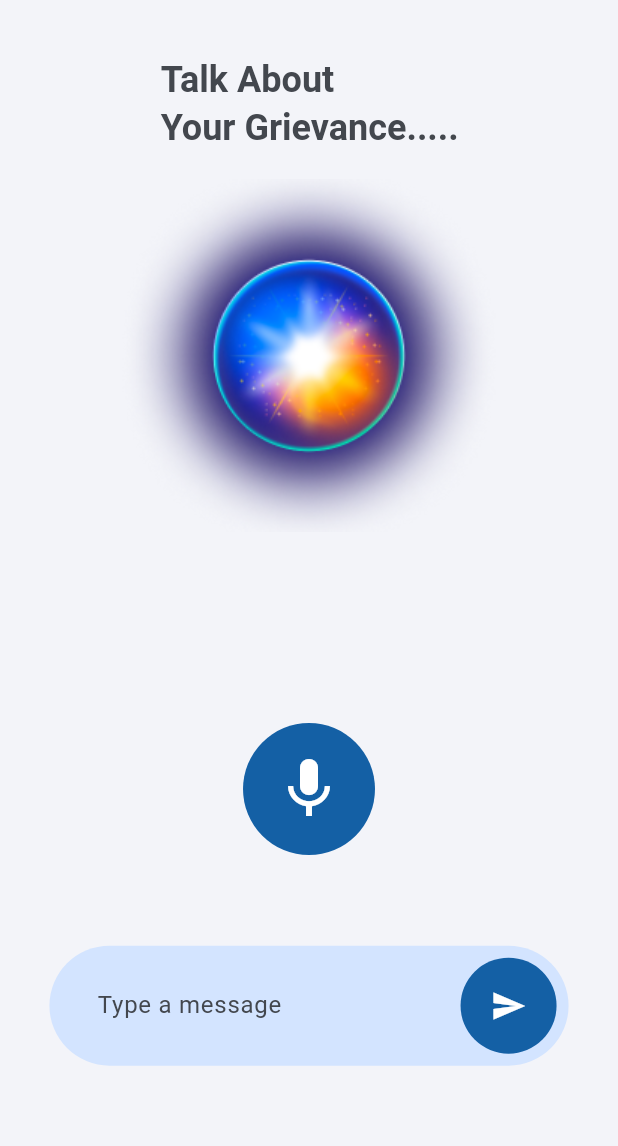
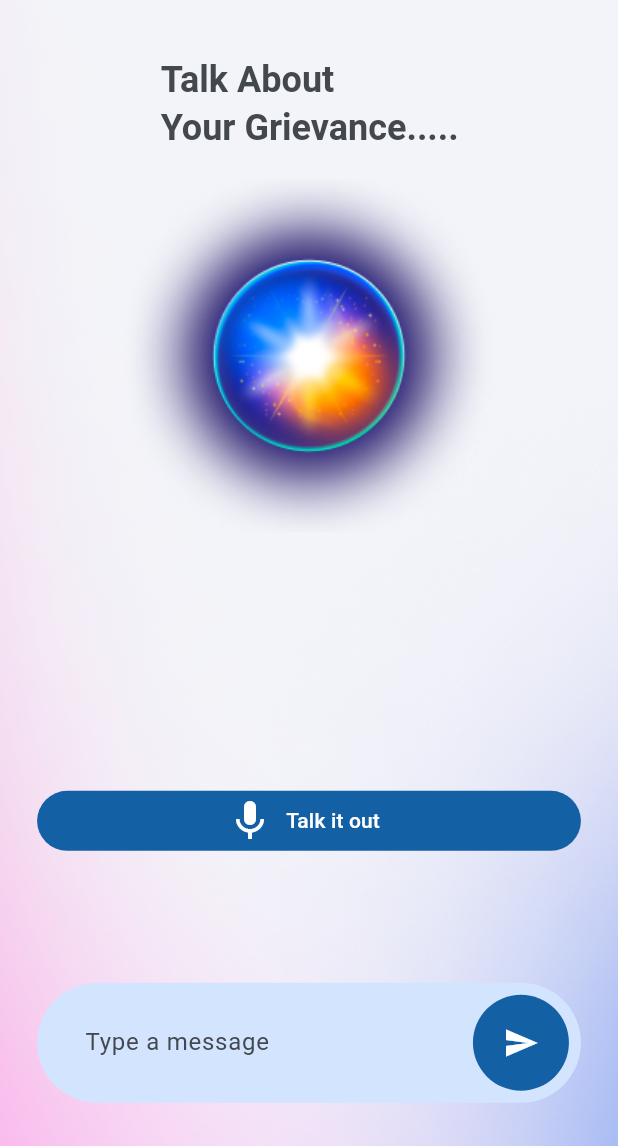
Before and after one commit to ekakshjanweja/sih23, a Flutter app: the screen it shows once a user with an empty profile is signed in, on a phone screen of 412 x 824 dp, the part 90-1236 px from its top. Run offline on Flutter 3.47's test engine with Material 2 defaults, Android fonts, the phone set to English and light mode, and no system bars; our stand-ins replace cloud_firestore, firebase_auth, firebase_core, firebase_storage, flutter_riverpod, fpdart and 4 more; accounts and stored records are empty.

Commit message:
More ui updates

```diff
--- a/lib/common/theme/app_theme.dart
+++ b/lib/common/theme/app_theme.dart
@@ -11,7 +11,7 @@ const lightColorScheme = ColorScheme(
   onSecondary: Color(0xFFFFFFFF),
   secondaryContainer: Color(0xFFD7E3F8),
   onSecondaryContainer: Color(0xFF111C2B),
-  tertiary: Color(0xFF272542),
+  tertiary: Color.fromARGB(255, 152, 61, 255),
   onTertiary: Color(0xFFD0BCFF),
   tertiaryContainer: Color(0xFFF5D9FF),
   onTertiaryContainer: Color(0xFF261431),
@@ -70,7 +70,7 @@ const darkColorScheme = ColorScheme(
 );
 
 TextTheme lightTextTheme(BuildContext context) {
-  return GoogleFonts.nunitoSansTextTheme(Theme.of(context).textTheme)
+  return GoogleFonts.josefinSansTextTheme(Theme.of(context).textTheme)
       .apply(
         displayColor: lightColorScheme.onBackground,
       )
@@ -87,7 +87,7 @@ TextTheme lightTextTheme(BuildContext context) {
 }
 
 TextTheme darkTextTheme(BuildContext context) {
-  return GoogleFonts.nunitoSansTextTheme(Theme.of(context).textTheme)
+  return GoogleFonts.josefinSansTextTheme(Theme.of(context).textTheme)
       .apply(
         displayColor: darkColorScheme.onBackground,
       )
--- a/lib/features/home/views/home_page.dart
+++ b/lib/features/home/views/home_page.dart
@@ -1,6 +1,9 @@
 import 'package:flutter/material.dart';
 import 'package:flutter_riverpod/flutter_riverpod.dart';
+import 'package:gradient_borders/box_borders/gradient_box_border.dart';
+import 'package:routemaster/routemaster.dart';
 import 'package:sih_chatbot/features/authentication/controller/auth_controller.dart';
+import 'package:sih_chatbot/features/home/views/ticket_generation.dart';
 import 'package:sih_chatbot/features/home/widgets/message_box.dart';
 import 'package:sih_chatbot/gen/assets.gen.dart';
 import 'package:speech_to_text/speech_to_text.dart';
@@ -16,10 +19,49 @@ class HomePage extends ConsumerStatefulWidget {
 
 class _HomePageState extends ConsumerState<HomePage> {
   bool isListening = false;
+  bool isSpam = false;
 
   String? speechToText;
 
   SpeechToText speechToTextInstance = SpeechToText();
+
+  void startListening() async {
+    if (!isListening) {
+      bool available = await speechToTextInstance.initialize();
+
+      if (available) {
+        setState(() {
+          isListening = true;
+        });
+        setState(
+          () {
+            speechToTextInstance.listen(
+              onResult: (result) => setState(() {
+                speechToText = result.recognizedWords;
+              }),
+            );
+          },
+        );
+      }
+    } else {
+      setState(() {
+        speechToTextInstance.stop();
+      });
+
+      //Give Call to django to get response for whether spam or not
+
+      setState(() {
+        isListening = false;
+      });
+
+      if (!isSpam) {
+        print('Send Text to Django');
+        Routemaster.of(context).push(TicketGeneration.routeName);
+      } else {
+        print('Spam Detected');
+      }
+    }
+  }
 
   @override
   Widget build(BuildContext context) {
@@ -51,7 +93,14 @@ class _HomePageState extends ConsumerState<HomePage> {
             ),
           ],
         ),
-        body: Padding(
+        body: Container(
+          decoration: BoxDecoration(
+            image: DecorationImage(
+              image: AssetImage(Assets.images.test.path),
+              fit: BoxFit.cover,
+            ),
+          ),
+          child: Padding(
             padding: EdgeInsets.symmetric(
               vertical: currentHeight * 0.035,
               horizontal: currentWidth * 0.06,
@@ -71,7 +120,8 @@ class _HomePageState extends ConsumerState<HomePage> {
                     left: currentWidth / 5,
                     child: Text(
                       'Talk About\nYour Grievance.....',
-                    style: Theme.of(context).textTheme.headlineSmall!.copyWith(
+                      style:
+                          Theme.of(context).textTheme.headlineSmall!.copyWith(
                                 fontWeight: FontWeight.bold,
                               ),
                     ),
@@ -79,26 +129,84 @@ class _HomePageState extends ConsumerState<HomePage> {
 
                 //Icon
 
-              isListening
-                  ? Positioned(
-                      top: currentHeight * 0,
+                if (isListening)
+                  Stack(
+                    children: [
+                      Positioned(
+                        top: 0,
                         left: 0,
                         right: 0,
                         child: Container(
-                        padding: const EdgeInsets.all(10),
+                          padding: const EdgeInsets.all(30),
                           width: currentWidth,
-                        height: currentHeight * 0.5,
+                          height: currentWidth,
                           decoration: BoxDecoration(
-                          borderRadius: BorderRadius.circular(20),
-                          color: Theme.of(context).colorScheme.primaryContainer,
+                            borderRadius: BorderRadius.circular(40),
+                            border: GradientBoxBorder(
+                              gradient: LinearGradient(
+                                colors: [
+                                  Theme.of(context).colorScheme.onBackground,
+                                  Theme.of(context)
+                                      .colorScheme
+                                      .onBackground
+                                      .withOpacity(0.2),
+                                ],
                               ),
-                        child: Text(
-                          speechToText!,
-                          style: Theme.of(context).textTheme.headlineMedium,
+                              width: 2,
                             ),
                           ),
+                        ),
+                      ),
+
+                      //Talk About Your Grievance
+
+                      Positioned(
+                        top: currentHeight * 0.04,
+                        left: currentWidth * 0.08,
+                        child: Text(
+                          'Talk About \nYour Grievance......',
+                          style: Theme.of(context)
+                              .textTheme
+                              .headlineSmall!
+                              .copyWith(
+                                fontWeight: FontWeight.bold,
+                              ),
+                        ),
+                      ),
+
+                      //Speech To Text
+
+                      Positioned(
+                        top: currentHeight * 0.14,
+                        left: currentWidth * 0.08,
+                        right: currentWidth * 0.08,
+                        child: Text(
+                          isSpam
+                              ? 'Sorry did\'nt get that could you try again?'
+                              : speechToText ?? '',
+                          style: isSpam
+                              ? Theme.of(context).textTheme.bodyLarge!.copyWith(
+                                    color: Theme.of(context).colorScheme.error,
                                   )
-                  : Positioned(
+                              : Theme.of(context).textTheme.bodyLarge,
+                        ),
+                      ),
+
+                      //Orb
+
+                      Positioned(
+                        bottom: currentHeight * 0.15,
+                        left: 0,
+                        right: 0,
+                        child: Image.asset(
+                          Assets.images.orb.path,
+                          scale: 1.5,
+                        ),
+                      ),
+                    ],
+                  )
+                else
+                  Positioned(
                     top: currentHeight * 0.05,
                     left: 0,
                     right: 0,
@@ -108,57 +216,48 @@ class _HomePageState extends ConsumerState<HomePage> {
                 //Mic
 
                 Positioned(
-                top: currentHeight * 0.55,
+                  top: currentHeight * 0.6,
                   left: 0,
                   right: 0,
-                child: GestureDetector(
-                  onTap: () async {
-                    if (!isListening) {
-                      bool available = await speechToTextInstance.initialize();
-
-                      if (available) {
-                        setState(() {
-                          isListening = true;
-                        });
-                        setState(() {
-                          speechToTextInstance.listen(
-                            onResult: (result) => setState(() {
-                              speechToText = result.recognizedWords;
-                            }),
-                          );
-                        });
-                      }
-                    } else {
-                      setState(() {
-                        isListening = false;
-                        speechToTextInstance.stop();
-                      });
-                    }
-                  },
-                  child: Container(
-                    padding: const EdgeInsets.all(20),
-                    decoration: BoxDecoration(
-                      color: Theme.of(context).colorScheme.primary,
-                      shape: BoxShape.circle,
-                    ),
-                    child: Icon(
+                  child: FilledButton.icon(
+                    onPressed: startListening,
+                    icon: Icon(
                       isListening ? Icons.record_voice_over : Icons.mic,
-                      size: 48,
+                      size: 32,
                       color: Theme.of(context).colorScheme.onPrimary,
                     ),
+                    label: Text(
+                      isListening
+                          ? isSpam
+                              ? 'Try Again'
+                              : 'Submit'
+                          : 'Talk it out',
                     ),
                   ),
                 ),
 
+                // //Type A Message
+
+                // Positioned(
+                //   bottom: 0,
+                //   left: 0,
+                //   right: 0,
+                //   child: FilledButton.tonal(
+                //     onPressed: () {},
+                //     child: const Text('Type a Message'),
+                //   ),
+                // ),
+
                 //Message Box
 
-              Positioned(
-                bottom: currentHeight * 0.01,
+                const Positioned(
+                  bottom: 0,
                   left: 0,
                   right: 0,
-                child: const MessageBox(),
+                  child: MessageBox(),
                 ),
               ],
+            ),
           ),
         ),
       ),
--- a/lib/features/home/widgets/message_box.dart
+++ b/lib/features/home/widgets/message_box.dart
@@ -29,12 +29,6 @@ class _MessageBoxState extends ConsumerState<MessageBox> {
         //TextField
 
         Expanded(
-          child: Padding(
-            padding: EdgeInsets.only(
-              bottom: MediaQuery.of(context).size.height * 0.02,
-              left: MediaQuery.of(context).size.width * 0.02,
-              right: MediaQuery.of(context).size.width * 0.02,
-            ),
           child: TextField(
             controller: messageController,
             focusNode: focusNode,
@@ -101,7 +95,6 @@ class _MessageBoxState extends ConsumerState<MessageBox> {
               ),
             ),
           ),
-          ),
         )
       ],
     );
--- a/lib/router.dart
+++ b/lib/router.dart
@@ -4,6 +4,7 @@ import 'package:sih_chatbot/features/authentication/views/login_page.dart';
 import 'package:sih_chatbot/features/authentication/views/signup_page.dart';
 import 'package:sih_chatbot/features/authentication/views/verify_otp.dart';
 import 'package:sih_chatbot/features/home/views/home_page.dart';
+import 'package:sih_chatbot/features/home/views/ticket_generation.dart';
 import 'package:sih_chatbot/features/onboarding/views/onboarding_screen.dart';
 
 final loggedOutRoute = RouteMap(
@@ -28,5 +29,8 @@ final loggedInRoute = RouteMap(
     '/': (route) => const MaterialPage(
           child: HomePage(),
         ),
+    TicketGeneration.routeName: (route) => const MaterialPage(
+          child: TicketGeneration(),
+        ),
   },
 );
--- a/pubspec.yaml
+++ b/pubspec.yaml
@@ -28,6 +28,7 @@ environment:
 # the latest version available on pub.dev. To see which dependencies have newer
 # versions available, run `flutter pub outdated`.
 dependencies:
+  aurora: ^1.0.0
   cloud_firestore: ^4.9.1
   cupertino_icons: ^1.0.2
   firebase_auth: ^4.9.0
@@ -41,6 +42,7 @@ dependencies:
   fpdart: ^1.1.0
   google_fonts: ^5.1.0
   google_sign_in: ^6.1.5
+  gradient_borders: ^1.0.0
   intl: ^0.18.1
   routemaster: ^1.0.1
   speech_to_text: ^6.3.0
```
Also changed, not shown: lib/features/home/views/ticket_generation.dart (added, +158 -0 lines), lib/features/onboarding/views/onboarding_screen.dart (+10 -2 lines), lib/gen/assets.gen.dart (+7 -1 lines), assets/images/frame.svg (added), assets/images/test.png (added), lib/common/constants/strings.dart (renamed from lib/common/constants/string.dart), pubspec.lock. Lines whose indentation alone changed are shown as unchanged.
